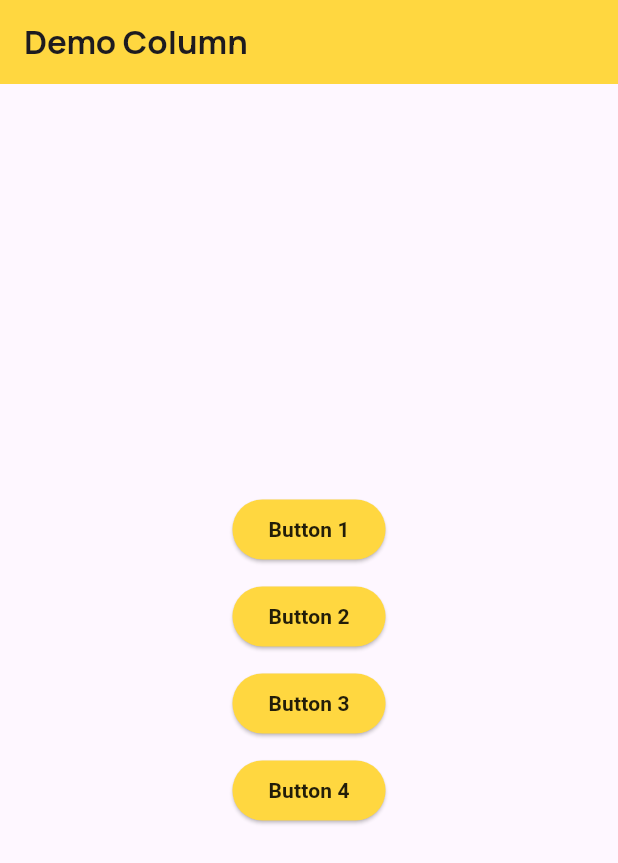
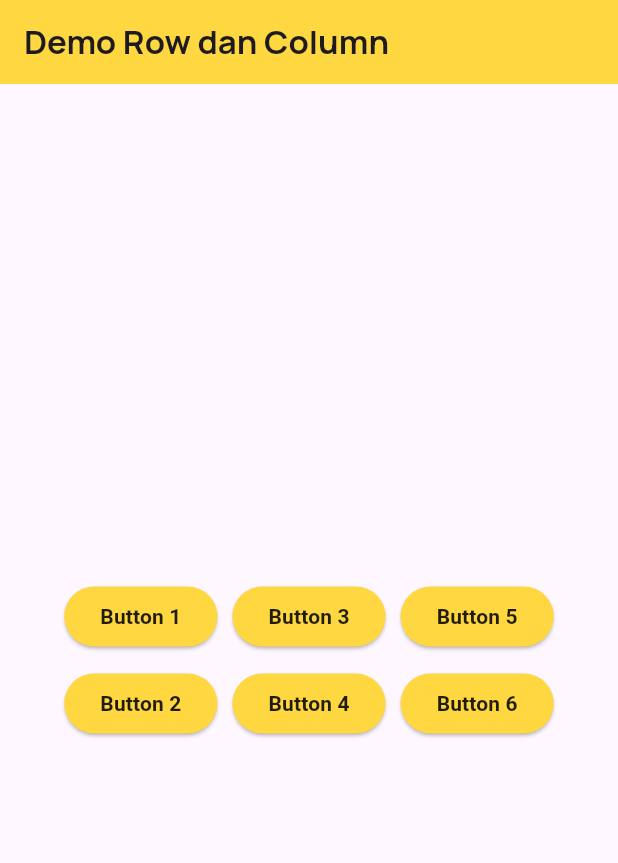
Before and after one commit to FransZalukhu/P07, a Flutter app: the screen it shows after launch, on a phone screen of 412 x 824 dp. Shown: the top 863 px of the screen. Run offline on Flutter 3.47's test engine with Material 3 defaults, Android fonts, the phone set to English and light mode, and no system bars; our stand-ins replace google_fonts.

Commit message:
Row & Column

```diff
--- a/lib/main.dart
+++ b/lib/main.dart
@@ -4,12 +4,10 @@ import 'package:google_fonts/google_fonts.dart';
 void main() => runApp(MyApp());
 
 class MyApp extends StatelessWidget {
-  const MyApp({super.key});
-
   @override
   Widget build(BuildContext context) {
     return MaterialApp(
-      title: 'Counter Demo',
+      title: 'Demo Layout',
       theme: ThemeData(
         primarySwatch: Colors.blue,
         visualDensity: VisualDensity.adaptivePlatformDensity,
@@ -20,20 +18,21 @@ class MyApp extends StatelessWidget {
 }
 
 class Home extends StatelessWidget {
-  const Home({super.key});
-
   @override
   Widget build(BuildContext context) {
     return Scaffold(
       appBar: AppBar(
         backgroundColor: Colors.amberAccent,
         title: Text(
-          'Demo Column',
+          'Demo Row dan Column',
           style: GoogleFonts.manrope(fontWeight: FontWeight.w700),
         ),
       ),
       body: Center(
-        child: Column(
+        child: Row(
+          mainAxisAlignment: MainAxisAlignment.center,
+          children: <Widget>[
+            Column(
               mainAxisAlignment: MainAxisAlignment.center,
               children: <Widget>[
                 ElevatedButton(
@@ -42,44 +41,76 @@ class Home extends StatelessWidget {
                     foregroundColor: Colors.black87,
                   ),
                   child: Text('Button 1',
-                  style: GoogleFonts.pixelifySans(fontWeight: FontWeight.w600)),
+                      style: GoogleFonts.pixelifySans(
+                          fontWeight: FontWeight.w600)),
                   onPressed: () {},
                 ),
-            Container(
-              height: 10,
-            ),
+                SizedBox(height: 10),
                 ElevatedButton(
                   style: ElevatedButton.styleFrom(
                     backgroundColor: Colors.amberAccent,
                     foregroundColor: Colors.black87,
                   ),
                   child: Text('Button 2',
-                  style: GoogleFonts.pixelifySans(fontWeight: FontWeight.w600)),
+                      style: GoogleFonts.pixelifySans(
+                          fontWeight: FontWeight.w600)),
                   onPressed: () {},
                 ),
-            Container(
-              height: 10,
+              ],
             ),
+            SizedBox(width: 10),
+            Column(
+              mainAxisAlignment: MainAxisAlignment.center,
+              children: <Widget>[
                 ElevatedButton(
                   style: ElevatedButton.styleFrom(
                     backgroundColor: Colors.amberAccent,
                     foregroundColor: Colors.black87,
                   ),
                   child: Text('Button 3',
-                  style: GoogleFonts.pixelifySans(fontWeight: FontWeight.w600)),
+                      style: GoogleFonts.pixelifySans(
+                          fontWeight: FontWeight.w600)),
                   onPressed: () {},
                 ),
-            Container(
-              height: 10,
-            ),
+                SizedBox(height: 10),
                 ElevatedButton(
                   style: ElevatedButton.styleFrom(
                     backgroundColor: Colors.amberAccent,
                     foregroundColor: Colors.black87,
                   ),
                   child: Text('Button 4',
-                  style: GoogleFonts.pixelifySans(fontWeight: FontWeight.w600)),
+                      style: GoogleFonts.pixelifySans(
+                          fontWeight: FontWeight.w600)),
                   onPressed: () {},
+                ),
+              ],
+            ),
+            SizedBox(width: 10),
+            Column(
+              mainAxisAlignment: MainAxisAlignment.center,
+              children: <Widget>[
+                ElevatedButton(
+                  style: ElevatedButton.styleFrom(
+                    backgroundColor: Colors.amberAccent,
+                    foregroundColor: Colors.black87,
+                  ),
+                  child: Text('Button 5',
+                      style: GoogleFonts.pixelifySans(
+                          fontWeight: FontWeight.w600)),
+                  onPressed: () {},
+                ),
+                SizedBox(height: 10),
+                ElevatedButton(
+                  style: ElevatedButton.styleFrom(
+                    backgroundColor: Colors.amberAccent,
+                    foregroundColor: Colors.black87,
+                  ),
+                  child: Text('Button 6',
+                      style: GoogleFonts.pixelifySans(
+                          fontWeight: FontWeight.w600)),
+                  onPressed: () {},
+                ),
+              ],
             ),
           ],
         ),
```
Lines whose indentation alone changed are shown as unchanged.
